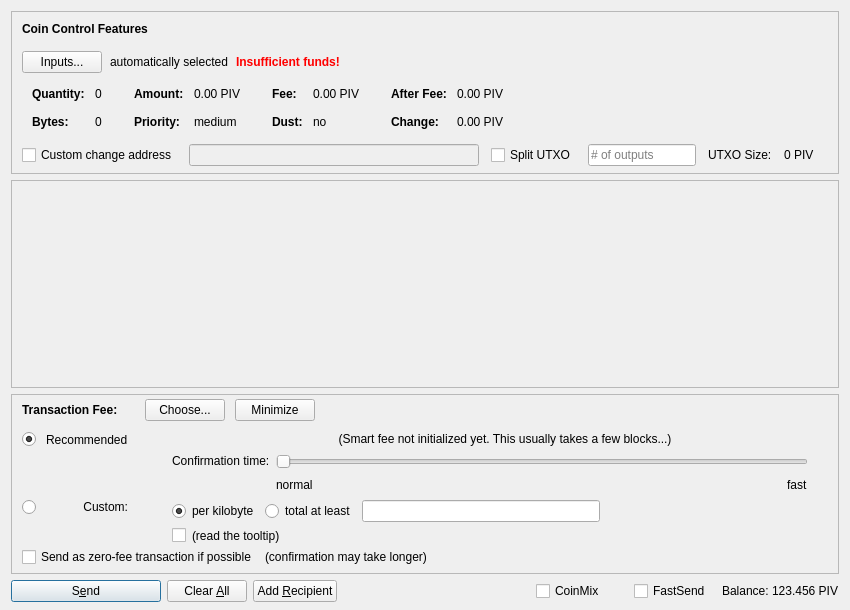
This is src/qt/forms/sendcoinsdialog.ui in slingcoin/sling-market as Qt 5 draws it before an edit. The edited form follows.
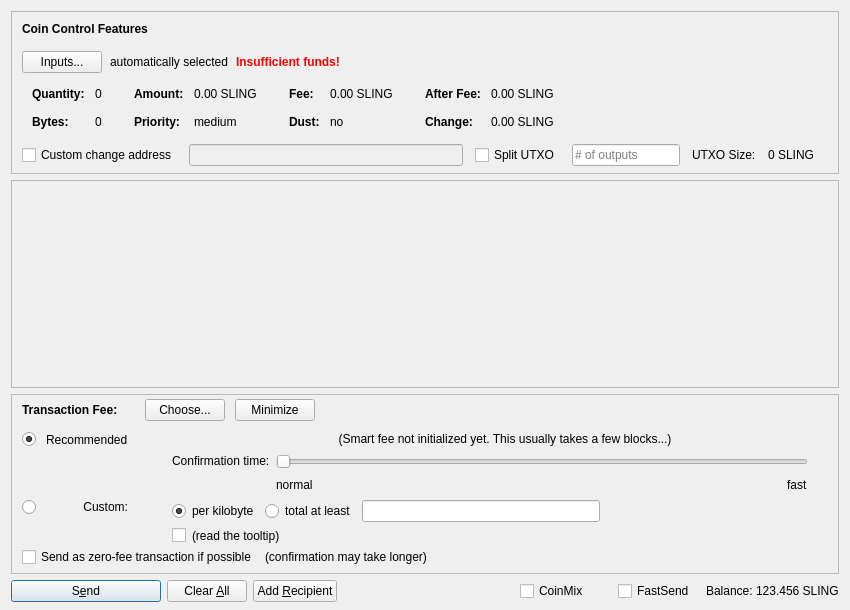
This is the edited form. Icons and pictures are not drawn. Custom widgets are drawn as their Qt base class.

Commit message: Correct units display. -> SLING

Patch:
```diff
--- a/src/qt/forms/sendcoinsdialog.ui
+++ b/src/qt/forms/sendcoinsdialog.ui
@@ -324,7 +324,7 @@
                   <enum>Qt::ActionsContextMenu</enum>
                  </property>
                  <property name="text">
-                  <string notr="true">0.00 PIV</string>
+                  <string notr="true">0.00 SLING</string>
                  </property>
                  <property name="textInteractionFlags">
                   <set>Qt::LinksAccessibleByMouse|Qt::TextSelectableByKeyboard|Qt::TextSelectableByMouse</set>
@@ -404,7 +404,7 @@
                   <enum>Qt::ActionsContextMenu</enum>
                  </property>
                  <property name="text">
-                  <string notr="true">0.00 PIV</string>
+                  <string notr="true">0.00 SLING</string>
                  </property>
                  <property name="textInteractionFlags">
                   <set>Qt::LinksAccessibleByMouse|Qt::TextSelectableByKeyboard|Qt::TextSelectableByMouse</set>
@@ -484,7 +484,7 @@
                   <enum>Qt::ActionsContextMenu</enum>
                  </property>
                  <property name="text">
-                  <string notr="true">0.00 PIV</string>
+                  <string notr="true">0.00 SLING</string>
                  </property>
                  <property name="textInteractionFlags">
                   <set>Qt::LinksAccessibleByMouse|Qt::TextSelectableByKeyboard|Qt::TextSelectableByMouse</set>
@@ -513,7 +513,7 @@
                   <enum>Qt::ActionsContextMenu</enum>
                  </property>
                  <property name="text">
-                  <string notr="true">0.00 PIV</string>
+                  <string notr="true">0.00 SLING</string>
                  </property>
                  <property name="textInteractionFlags">
                   <set>Qt::LinksAccessibleByMouse|Qt::TextSelectableByKeyboard|Qt::TextSelectableByMouse</set>
@@ -594,7 +594,7 @@
           <item>
            <widget class="QLabel" name="labelBlockSize">
             <property name="text">
-             <string>0 PIV</string>
+             <string>0 SLING</string>
             </property>
            </widget>
           </item>
@@ -1435,7 +1435,7 @@
           <cursorShape>IBeamCursor</cursorShape>
          </property>
          <property name="text">
-          <string notr="true">123.456 PIV</string>
+          <string notr="true">123.456 SLING</string>
          </property>
          <property name="textInteractionFlags">
           <set>Qt::LinksAccessibleByMouse|Qt::TextSelectableByKeyboard|Qt::TextSelectableByMouse</set>
```
Left out of the diff: 4 changed lines with no effect on the pictures. The commit also changes 56 other files.
